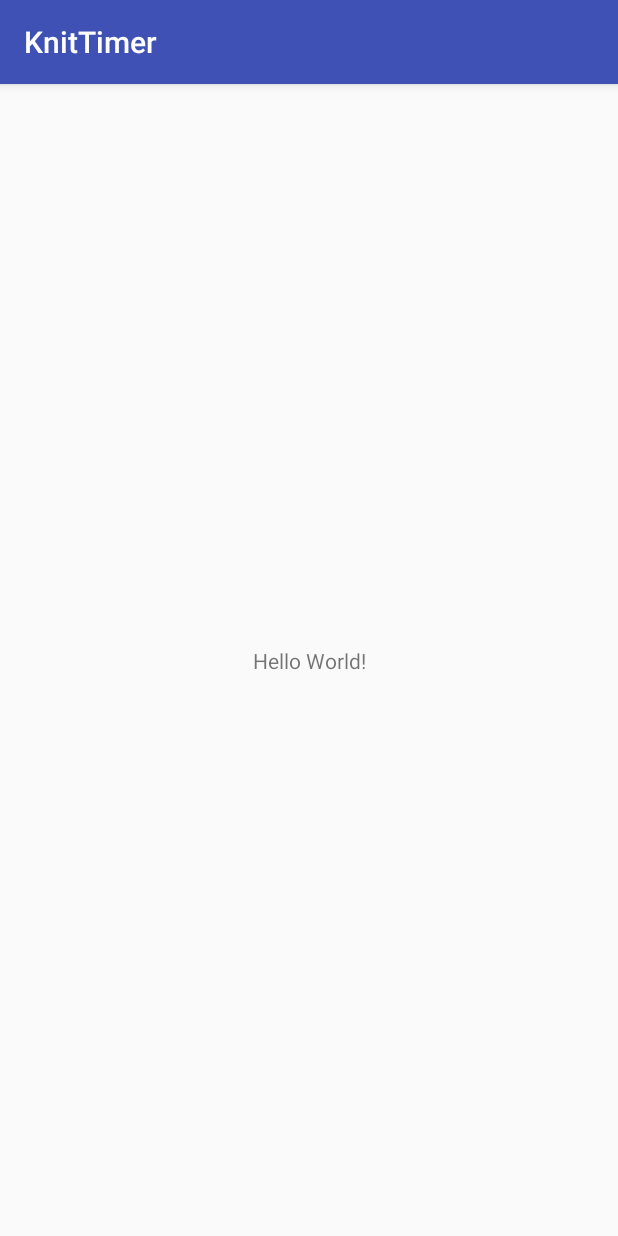
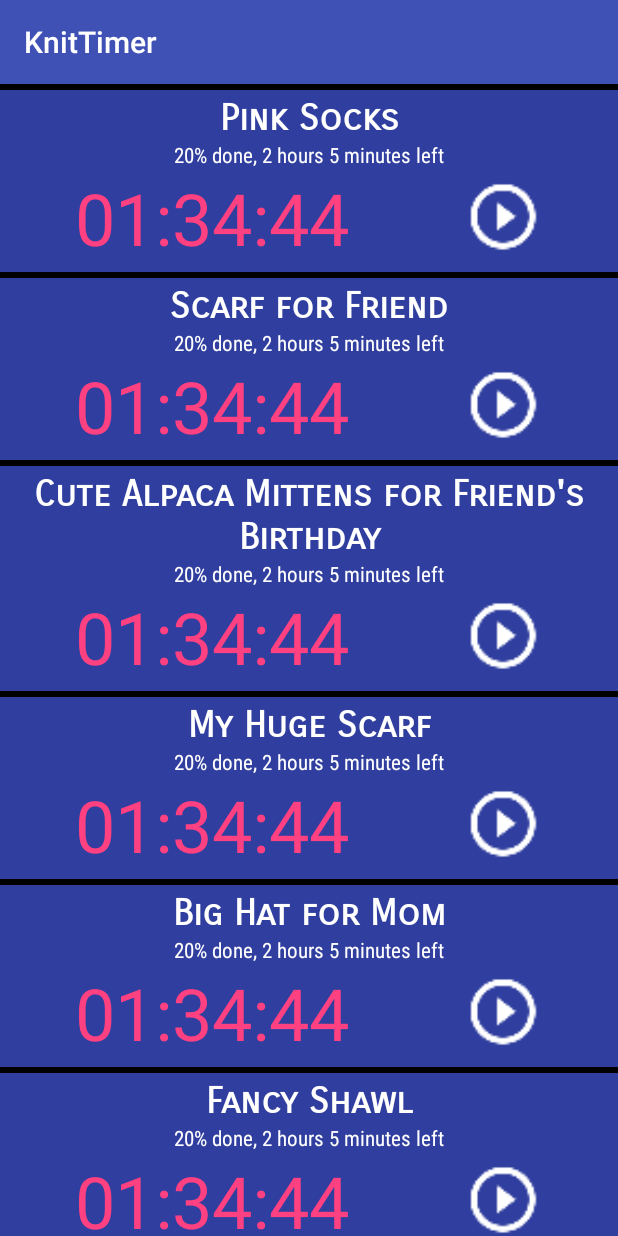
Before and after one commit to sofivanhanen/knit-timer, an Android app: the screen it shows after launch (MainActivity), on a phone screen of 412 x 824 dp. Run offline under Robolectric (Android 15) with nearby library versions, the phone set to English and light mode, and no system bars.

Commit message:
Create basic RecyclerView

```diff
--- a/app/src/main/java/com/sofi/knittimer/MainActivity.java
+++ b/app/src/main/java/com/sofi/knittimer/MainActivity.java
@@ -2,12 +2,23 @@ package com.sofi.knittimer;
 
 import android.support.v7.app.AppCompatActivity;
 import android.os.Bundle;
+import android.support.v7.widget.LinearLayoutManager;
+import android.support.v7.widget.RecyclerView;
 
 public class MainActivity extends AppCompatActivity {
+
+    private RecyclerView mRecyclerView;
+    private RecyclerView.Adapter mAdapter;
+    private RecyclerView.LayoutManager mLayoutManager;
 
     @Override
     protected void onCreate(Bundle savedInstanceState) {
         super.onCreate(savedInstanceState);
         setContentView(R.layout.activity_main);
+
+        mRecyclerView = (RecyclerView) findViewById(R.id.main_recycler_view);
+        mRecyclerView.setAdapter(new ProjectAdapter(this));
+        mRecyclerView.setLayoutManager(new LinearLayoutManager(this));
+
     }
 }
--- /dev/null
+++ b/app/src/main/java/com/sofi/knittimer/ProjectAdapter.java
@@ -0,0 +1,56 @@
+package com.sofi.knittimer;
+
+import android.content.Context;
+import android.support.v7.widget.RecyclerView;
+import android.view.LayoutInflater;
+import android.view.View;
+import android.view.ViewGroup;
+import android.widget.TextView;
+
+import org.w3c.dom.Text;
+
+public class ProjectAdapter extends RecyclerView.Adapter<ProjectAdapter.ViewHolder> {
+
+    // TODO: Get data from a cursor (database)
+    // Example projects
+    private String[] names = new String[]{"Pink Socks", "Scarf for Friend",
+            "Cute Alpaca Mittens for Friend's Birthday", "My Huge Scarf",
+            "Big Hat for Mom", "Fancy Shawl"};
+    private Context context;
+
+    public ProjectAdapter(Context context) {
+        this.context = context;
+    }
+
+    @Override
+    public ViewHolder onCreateViewHolder(ViewGroup parent, int viewType) {
+        LayoutInflater inflater = LayoutInflater.from(context);
+
+        View projectView = inflater.inflate(R.layout.project_list_item, parent, false);
+
+        ViewHolder viewHolder = new ViewHolder(projectView);
+        return viewHolder;
+    }
+
+    @Override
+    public void onBindViewHolder(ViewHolder holder, int position) {
+        TextView textView = holder.projectName;
+        textView.setText(names[position]);
+    }
+
+    @Override
+    public int getItemCount() {
+        return names.length;
+    }
+
+    public static class ViewHolder extends RecyclerView.ViewHolder {
+
+        public TextView projectName;
+
+        public ViewHolder(View itemView) {
+            super(itemView);
+
+            projectName = (TextView) itemView.findViewById(R.id.tv_project_name);
+        }
+    }
+}
--- a/app/src/main/res/layout/activity_main.xml
+++ b/app/src/main/res/layout/activity_main.xml
@@ -1,18 +1,15 @@
 <?xml version="1.0" encoding="utf-8"?>
-<android.support.constraint.ConstraintLayout xmlns:android="http://schemas.android.com/apk/res/android"
-    xmlns:app="http://schemas.android.com/apk/res-auto"
-    xmlns:tools="http://schemas.android.com/tools"
+<FrameLayout xmlns:android="http://schemas.android.com/apk/res/android"
     android:layout_width="match_parent"
     android:layout_height="match_parent"
-    tools:context="com.sofi.knittimer.MainActivity">
+    xmlns:tools="http://schemas.android.com/tools"
+    android:background="@android:color/background_dark">
 
-    <TextView
-        android:layout_width="wrap_content"
-        android:layout_height="wrap_content"
-        android:text="Hello World!"
-        app:layout_constraintBottom_toBottomOf="parent"
-        app:layout_constraintLeft_toLeftOf="parent"
-        app:layout_constraintRight_toRightOf="parent"
-        app:layout_constraintTop_toTopOf="parent" />
+    <android.support.v7.widget.RecyclerView
+        android:id="@+id/main_recycler_view"
+        android:layout_width="match_parent"
+        android:layout_height="match_parent"
+        android:scrollbars="vertical"
+        tools:context="com.sofi.knittimer.MainActivity" />
 
-</android.support.constraint.ConstraintLayout>
+</FrameLayout>
--- a/app/src/main/res/layout/project_list_item.xml
+++ b/app/src/main/res/layout/project_list_item.xml
@@ -4,7 +4,8 @@
     android:layout_width="match_parent"
     android:layout_height="wrap_content"
     android:background="@color/colorPrimaryDark"
-    android:padding="4dp">
+    android:padding="4dp"
+    android:layout_marginTop="4dp">
 
     <!-- TODO: Change android:text to tools:text after implementing logic for real data -->
     <!-- TODO: Create the fonts and styles for these TextViews -->
```
